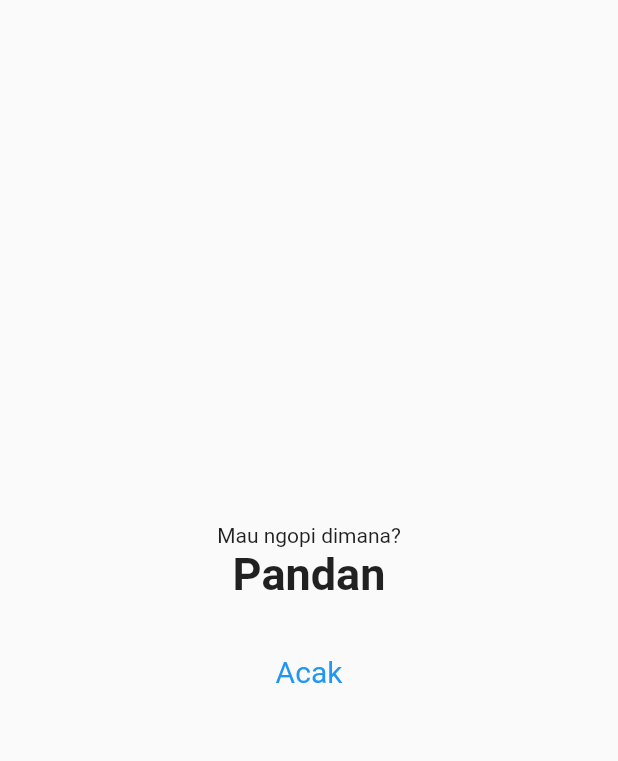
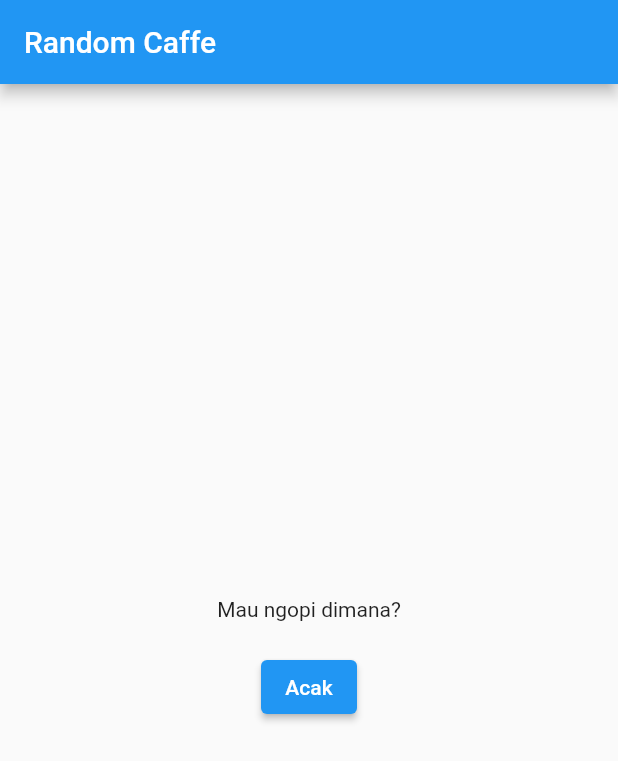
Before and after one commit to iniudin/Belajar-Flutter, a Flutter app: the screen it shows after launch, on a phone screen of 412 x 824 dp. Shown: the top 761 px of the screen. Run offline on Flutter 3.47's test engine with Material 2 defaults, Android fonts, the light colour scheme and no system bars.

Commit message:
Update some fitures

```diff
--- a/01_random_app/lib/main.dart
+++ b/01_random_app/lib/main.dart
@@ -16,38 +16,46 @@ class MyApp extends StatefulWidget {
 class _MyAppState extends State<MyApp> {
   List<String> tempatNgopi = [
     'Pandan',
+    'Kemiri',
     'Pacet',
     'Bendo',
+    'Batu',
+    'Malang',
     'Mojosari',
     'Mojokerto',
   ];
 
-  int currentIndex = 0;
+  int currentIndex = -1;
 
   @override
   Widget build(BuildContext context) {
     return MaterialApp(
+        title: "Random Caffe",
         home: Scaffold(
+          appBar: AppBar(
+            title: Text("Random Caffe"),
+          ),
           body: Center(
               child: Column(
             mainAxisAlignment: MainAxisAlignment.center,
             children: [
               Text('Mau ngopi dimana?'),
-              Text(
-                tempatNgopi[currentIndex],
-                style: TextStyle(fontSize: 30, fontWeight: FontWeight.bold),
-                textAlign: TextAlign.center,
-              ),
+              if (currentIndex != -1)
+                Text(
+                  tempatNgopi[currentIndex],
+                  style: TextStyle(fontSize: 30, fontWeight: FontWeight.bold),
+                  textAlign: TextAlign.center,
+                ),
               Padding(padding: EdgeInsets.only(top: 20)),
-              TextButton(
-                style: TextButton.styleFrom(
-                    padding: EdgeInsets.all(16.0),
-                    primary: Colors.blue,
-                    textStyle: TextStyle(fontSize: 20.0)),
+              ElevatedButton(
+                style: ElevatedButton.styleFrom(
+                  primary: Colors.blue, // background
+                  onPrimary: Colors.white, // foreground
+                ),
                 onPressed: () {
                   updateCurrentIndex();
                 },
-                child: Text("Acak"),
+                child: Text('Acak'),
               ),
             ],
           )),
```
